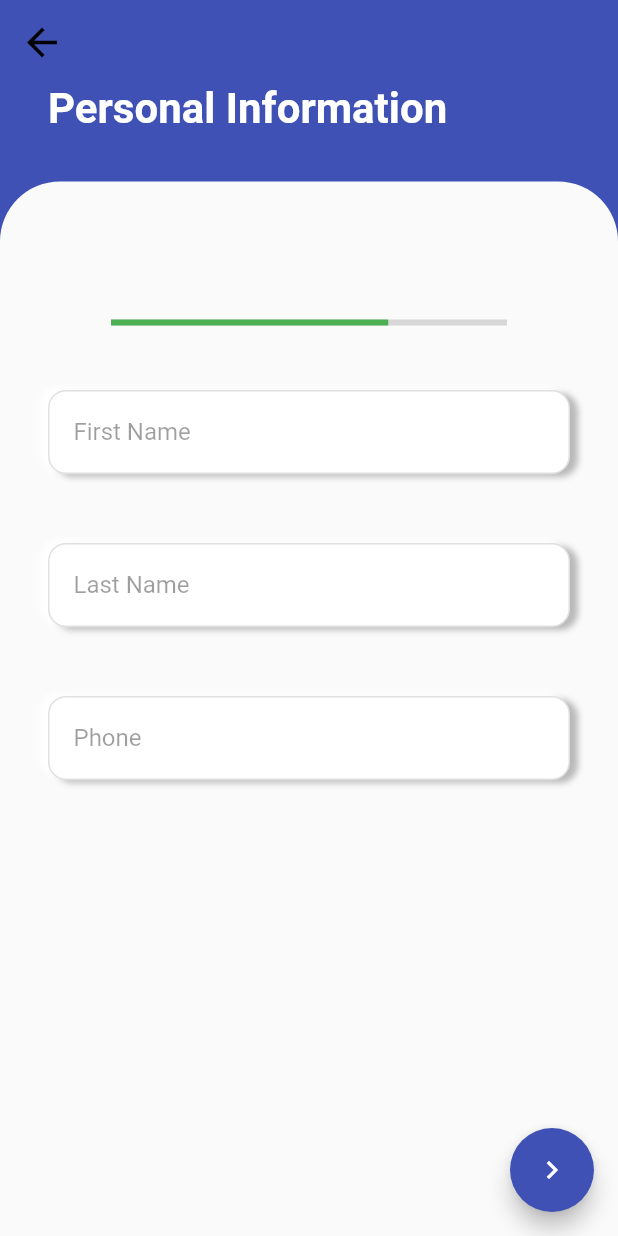
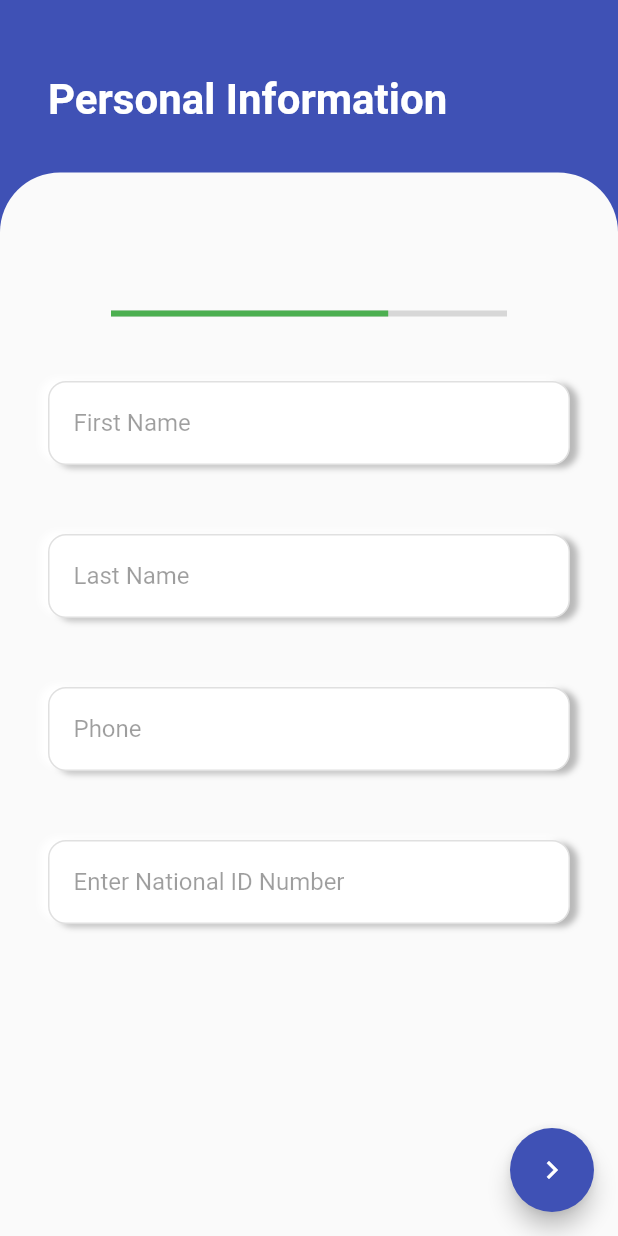
Before and after one commit to MFrankestien/sahlhaly_event_planner, a Flutter app: the NamePage screen opened directly, on a phone screen of 412 x 824 dp. Run offline on Flutter 3.47's test engine with Material 2 defaults, Android fonts, the phone set to English and light mode, and no system bars; our stand-ins replace cloud_firestore, firebase_auth, firebase_core, font_awesome_flutter, shared_preferences; accounts and stored records are empty.

```diff
--- a/lib/Register/personal_Information.dart
+++ b/lib/Register/personal_Information.dart
@@ -1,7 +1,7 @@
 import 'package:flutter/material.dart';
 import 'package:sahlhaly_event_planner/Register/select_gender_page.dart';
 import 'package:sahlhaly_event_planner/utils/constants.dart';
-import 'package:sahlhaly_event_planner/utils/size_config.dart';
+
 
 import '../style.dart';
 
@@ -22,6 +22,7 @@ class _NamePageState extends State<NamePage> {
   String fName = '';
   String lName = '';
   String phone = '';
+  String nid= '';
 
   _NamePageState(this.userid);
 
@@ -33,9 +34,8 @@ class _NamePageState extends State<NamePage> {
         children: [
           Stack(
             children: <Widget>[
-              BackButtonPop(),
               SizedBox(
-                height: 6.0,
+                height: 50.0,
               ),
 
             ],
@@ -141,6 +141,27 @@ class _NamePageState extends State<NamePage> {
                               ),
                             ),// Phone
                             SizedBox(height: 30),
+                            Container(
+                              height: 56,
+                              padding: EdgeInsets.fromLTRB(16, 3, 16, 6),
+                              margin: EdgeInsets.all(8),
+                              decoration: raisedDecoration,
+                              child: Center(
+                                child: TextFormField(
+                                  validator: (val) =>
+                                  val.isEmpty ? 'Enter National ID Number' : null,
+                                  onChanged: (val) {
+                                    setState(() => nid = val);
+                                  },
+                                  decoration: InputDecoration(
+                                      border: InputBorder.none,
+                                      hintText: 'Enter National ID Number',
+                                      hintStyle: TextStyle(
+                                        color: Colors.black38,
+                                      )),
+                                ),
+                              ),
+                            ),
                           ],
                         ),
                       ),
@@ -162,12 +183,16 @@ class _NamePageState extends State<NamePage> {
               print(fName);
               print(lName);
               print(phone);
+              print(nid);
               print(userid);
+
+
               Navigator.of(context).push(MaterialPageRoute(
                   builder: (context) => SelectGender(
                       fname: fName,
                       lname: lName,
                       phone: phone,
+                      nid:nid,
                       userid: userid)));
             }
           }),
--- a/lib/auth.dart
+++ b/lib/authP.dart
@@ -5,7 +5,7 @@ import 'package:flutter/widgets.dart';
 import 'dart:convert';
 import 'package:cloud_firestore/cloud_firestore.dart';
 
-class Auth with ChangeNotifier{
+class Authp with ChangeNotifier{
 
 
   Future<void> _auth(String email, String password,String urlseg) async {
```
Also changed, not shown: lib/Authenticate/authenticate.dart (added, +17 -0 lines), lib/Register/Login_info_page.dart (+18 -10 lines), lib/Register/select_gender_page.dart (+14 -12 lines), lib/main.dart (+4 -37 lines), lib/services/auth.dart (+35 -5 lines), lib/splash_screen/animation_screen.dart (+19 -0 lines), lib/wrapper.dart (added, +36 -0 lines), 1 other file.
